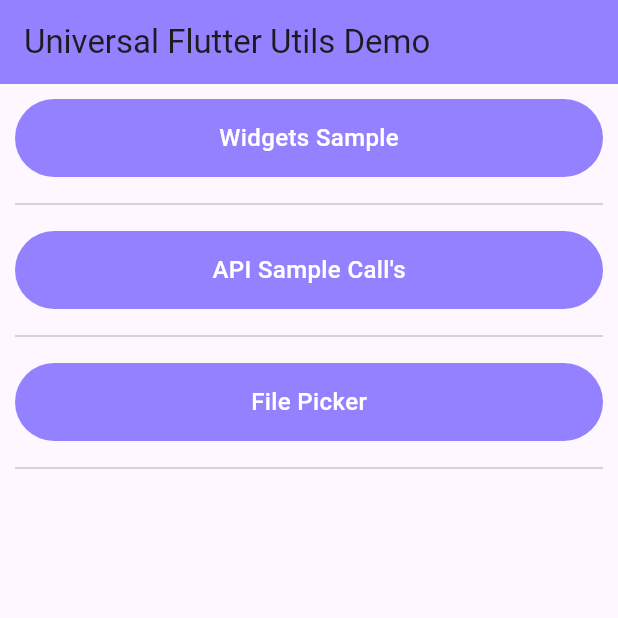
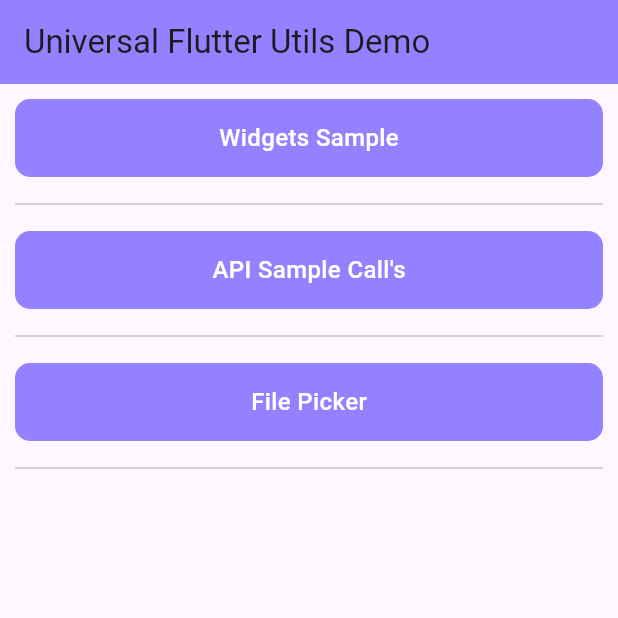
Before and after one commit to Danish-Git/universal_flutter_utils, a Flutter app: the screen it shows after launch, on a phone screen of 412 x 824 dp, the top half of it. Run offline on Flutter 3.47's test engine with Material 3 defaults, Android fonts, the phone set to English and light mode, and no system bars; our stand-ins replace dio, file_picker, flutter_native_contact_picker, flutter_svg, get, get_storage and 4 more; missing offline and left inert: audio_waveforms.

Commit message:
some improvements in widgets

```diff
--- /dev/null
+++ b/lib/common/methods/index.dart
@@ -0,0 +1,5 @@
+import 'package:flutter/material.dart';
+
+class UFUCommonMethods {
+  void hideKeyboard() => FocusManager.instance.primaryFocus?.unfocus();
+}
--- a/lib/theme/theme_colors.dart
+++ b/lib/theme/theme_colors.dart
@@ -5,7 +5,9 @@ import 'package:universal_flutter_utils/universal_flutter_utils.dart';
 class ThemeColors {
   Color base;
   Color primary;
+  Color lightPrimary;
   Color secondary;
+  Color secondaryLight;
   Color tertiary;
   Color inverse;
   Color text;
@@ -47,11 +49,14 @@ class ThemeColors {
   Color themeGreen;
   Color themeBlue;
   Color red;
+  Color transparent;
 
   ThemeColors.light({
     this.base = UFUColor.white,
     this.primary = UFUColor.themeBlue,
+    this.lightPrimary = UFUColor.themeBlue,
     this.secondary = UFUColor.themeBlack,
+    this.secondaryLight = UFUColor.themeBlack,
     this.tertiary = UFUColor.tertiary,
     this.inverse = UFUColor.lightGray,
     this.text = UFUColor.black,
@@ -93,12 +98,15 @@ class ThemeColors {
     this.themeGreen = UFUColor.themeGreen,
     this.themeBlue = UFUColor.themeBlue,
     this.red = UFUColor.red,
+    this.transparent = UFUColor.transparent,
   });
 
   ThemeColors.dark({
     this.base = UFUColor.black,
     this.primary = UFUColor.blue,
+    this.lightPrimary = UFUColor.uranianBlue,
     this.secondary = UFUColor.maroon,
+    this.secondaryLight = UFUColor.themeBlack,
     this.tertiary = UFUColor.tertiary,
     this.inverse = UFUColor.lightGray,
     this.text = UFUColor.black,
@@ -140,5 +148,6 @@ class ThemeColors {
     this.themeGreen = UFUColor.themeGreen,
     this.themeBlue = UFUColor.themeBlue,
     this.red = UFUColor.red,
+    this.transparent = UFUColor.transparent,
   });
 }
--- a/lib/utils/form_validator/index.dart
+++ b/lib/utils/form_validator/index.dart
@@ -53,11 +53,12 @@ class FormValidator {
   }
 
   static String? phoneValidator(String? value, {bool isRequired = true}) {
+    value = value?.replaceAll(" ", "");
     if (isRequired && (value == null || value.isEmpty)) {
       return 'Phone number is required';
     }
     if (value != null && value.isNotEmpty) {
-      final phoneRegex = RegExp(r'^\d{10}\$');
+      final phoneRegex = RegExp(r'^\d{10}$');
       if (!phoneRegex.hasMatch(value)) {
         return 'Enter a valid 10-digit phone number';
       }
--- a/lib/utils/index.dart
+++ b/lib/utils/index.dart
@@ -1,6 +1,7 @@
 import 'package:flutter/cupertino.dart';
 import 'package:universal_flutter_utils/utils/app_config/index.dart';
 
+import '../common/methods/index.dart';
 import 'date_time/index.dart';
 import 'file_picker/index.dart';
 import 'form_validator/index.dart';
@@ -43,6 +44,10 @@ class UFUtils {
   ///   Animation Transition Duration
   static const int transitionDuration = 150;
 
+  ///   File picker methods can be accessed using [picker] object
   static UFFilePickerUtil picker = UFFilePickerUtil();
 
+  ///   All common methods can be accessed using [commonMethods] object
+  static UFUCommonMethods commonMethods = UFUCommonMethods();
+
 }
--- a/lib/widgets/button/color_type.dart
+++ b/lib/widgets/button/color_type.dart
@@ -15,6 +15,9 @@ enum UFUButtonColorType {
   /// [UFUButtonColorType.secondary], used for set secondary color
   secondary,
 
+  /// [UFUButtonColorType.secondaryLight], used for set secondary color
+  secondaryLight,
+
   /// [UFUButtonColorType.transparent], used for set transparent color
   transparent,
 
--- a/lib/widgets/button/index.dart
+++ b/lib/widgets/button/index.dart
@@ -19,6 +19,7 @@ class UFUButton extends StatelessWidget {
     this.type = UFUButtonType.solid,
     this.width,
     this.isFlat = true,
+    this.buttonRadius = UFUButtonRadius.roundSquare,
     super.key,
   });
 
@@ -68,6 +69,8 @@ class UFUButton extends StatelessWidget {
 
   final bool isFlat;
 
+  final UFUButtonRadius? buttonRadius;
+
   /// Return textSize by using button size and default size is [UFUTextSize.heading3].
   UFUTextSize getTextSize(UFUButtonSize size) {
     switch (size) {
@@ -105,10 +108,10 @@ class UFUButton extends StatelessWidget {
             : AppTheme.themeColors.base;
         break;
 
-      case UFUButtonColorType.lightGray:
+      case UFUButtonColorType.secondaryLight:
         color = (type == UFUButtonType.outline)
             ? AppTheme.themeColors.inverse
-            : AppTheme.themeColors.primary;
+            : AppTheme.themeColors.text;
         break;
 
       default:
@@ -147,7 +150,11 @@ class UFUButton extends StatelessWidget {
         break;
 
       case UFUButtonColorType.secondary:
-        color = AppTheme.themeColors.themeGreen;
+        color = AppTheme.themeColors.secondary;
+        break;
+
+      case UFUButtonColorType.secondaryLight:
+        color = AppTheme.themeColors.secondaryLight;
         break;
 
       case UFUButtonColorType.transparent:
@@ -233,6 +240,17 @@ class UFUButton extends StatelessWidget {
         return AppTheme.themeColors.themeGreen.withValues(alpha:0.2);
       default:
         return AppTheme.themeColors.primary.withValues(alpha:0.2);
+    }
+  }
+
+  double shapeRadius() {
+    switch (buttonRadius) {
+      case UFUButtonRadius.circular:
+        return 50;
+      case UFUButtonRadius.roundSquare:
+        return 10;
+      default:
+        return 10;
     }
   }
 
@@ -353,9 +371,7 @@ class UFUButton extends StatelessWidget {
       );
     } else {
       shapeBorderType = RoundedRectangleBorder(
-        borderRadius: BorderRadius.circular(
-          50,
-        ),
+        borderRadius: BorderRadius.circular(shapeRadius()),
         side: shapeBorder,
       );
     }
--- a/lib/widgets/index.dart
+++ b/lib/widgets/index.dart
@@ -36,3 +36,5 @@ export 'bottom_sheet/index.dart';
 export 'bottom_sheet/controller.dart';
 export 'bottom_sheet/custom_list_bottom_sheet/index.dart';
 export 'svg_image/index.dart';
+export 'scaffold/index.dart';
+export 'otp_input_box/index.dart';
--- a/pubspec.yaml
+++ b/pubspec.yaml
@@ -12,6 +12,7 @@ dependencies:
     sdk: flutter
 
   flutter_svg: ^2.0.17
+  pinput: ^5.0.1
 
   scroll_to_index: ^3.0.1
 
```
Also changed, not shown: lib/widgets/otp_input_box/index.dart (added, +114 -0 lines), lib/widgets/scaffold/index.dart (added, +38 -0 lines), example/pubspec.lock, 1 other file.
